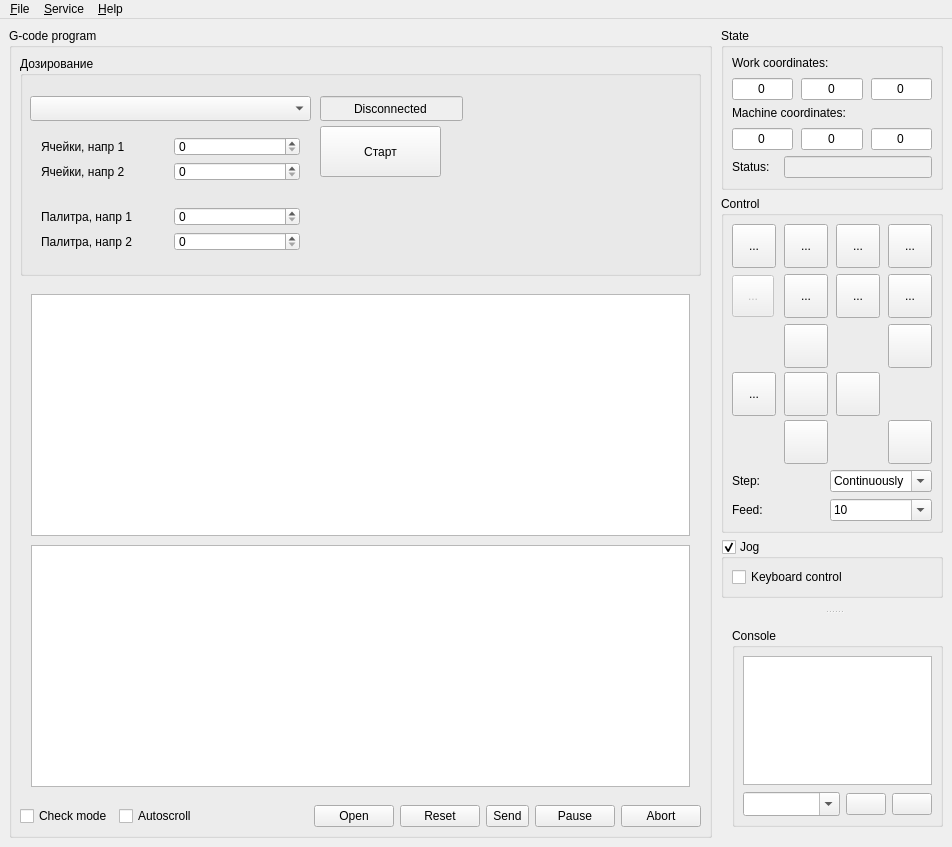
This is src/frmmain.ui in Allius27/Candle as Qt 5 draws it before an edit. The edited form follows.
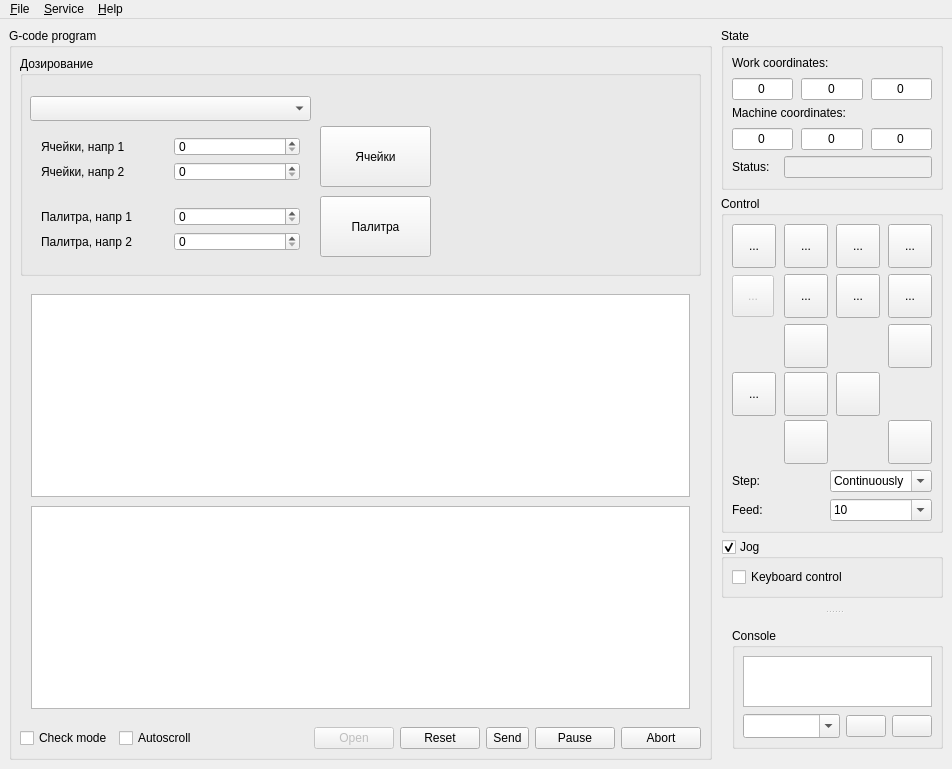
This is the edited form. Icons and pictures are not drawn. Custom widgets are drawn as their Qt base class.

```diff
--- a/src/frmmain.ui
+++ b/src/frmmain.ui
@@ -7,7 +7,7 @@
     <x>0</x>
     <y>0</y>
     <width>952</width>
-    <height>847</height>
+    <height>769</height>
    </rect>
   </property>
   <property name="acceptDrops">
@@ -285,12 +285,12 @@
            <rect>
             <x>300</x>
             <y>70</y>
-            <width>121</width>
-            <height>51</height>
+            <width>111</width>
+            <height>61</height>
            </rect>
           </property>
           <property name="text">
-           <string>Старт</string>
+           <string>Ячейки</string>
           </property>
          </widget>
          <widget class="QComboBox" name="comboBox">
@@ -303,32 +303,17 @@
            </rect>
           </property>
          </widget>
-         <widget class="QLineEdit" name="doser_txtStatus">
-          <property name="enabled">
-           <bool>false</bool>
-          </property>
+         <widget class="QPushButton" name="dosing_button_palette_check">
           <property name="geometry">
            <rect>
             <x>300</x>
-            <y>40</y>
-            <width>143</width>
-            <height>25</height>
+            <y>140</y>
+            <width>111</width>
+            <height>61</height>
            </rect>
           </property>
-          <property name="styleSheet">
-           <string notr="true">QLineEdit {color: palette(text);}</string>
-          </property>
           <property name="text">
-           <string>Disconnected</string>
-          </property>
-          <property name="alignment">
-           <set>Qt::AlignCenter</set>
-          </property>
-          <property name="readOnly">
-           <bool>true</bool>
-          </property>
-          <property name="status" stdset="0">
-           <string/>
+           <string>Палитра</string>
           </property>
          </widget>
         </widget>
@@ -463,6 +448,9 @@
          </item>
          <item>
           <widget class="QPushButton" name="cmdFileOpen">
+           <property name="enabled">
+            <bool>false</bool>
+           </property>
            <property name="text">
             <string>Open</string>
            </property>
@@ -470,6 +458,9 @@
          </item>
          <item>
           <widget class="QPushButton" name="cmdFileReset">
+           <property name="enabled">
+            <bool>true</bool>
+           </property>
            <property name="text">
             <string>Reset</string>
            </property>
```
Left out of the diff: 12 changed lines with no effect on the pictures.
